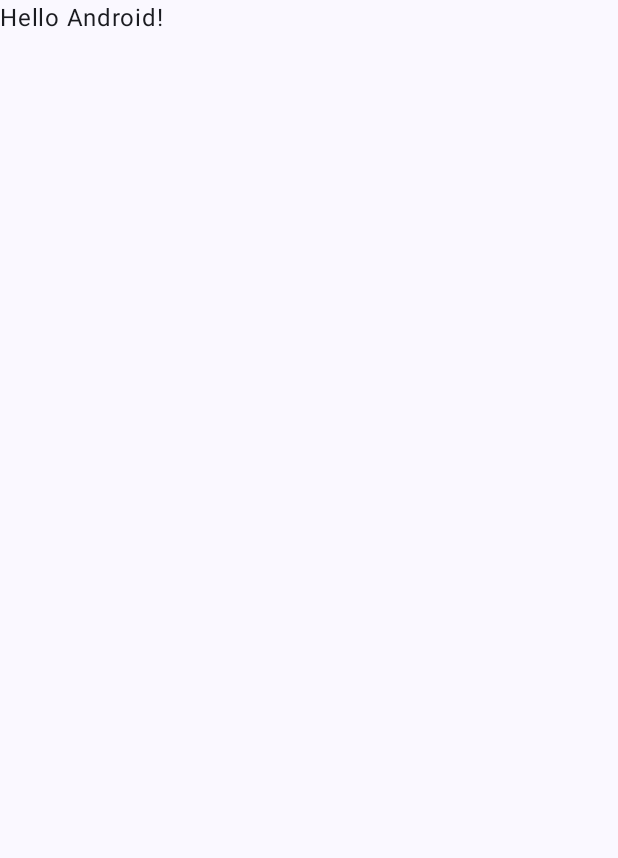
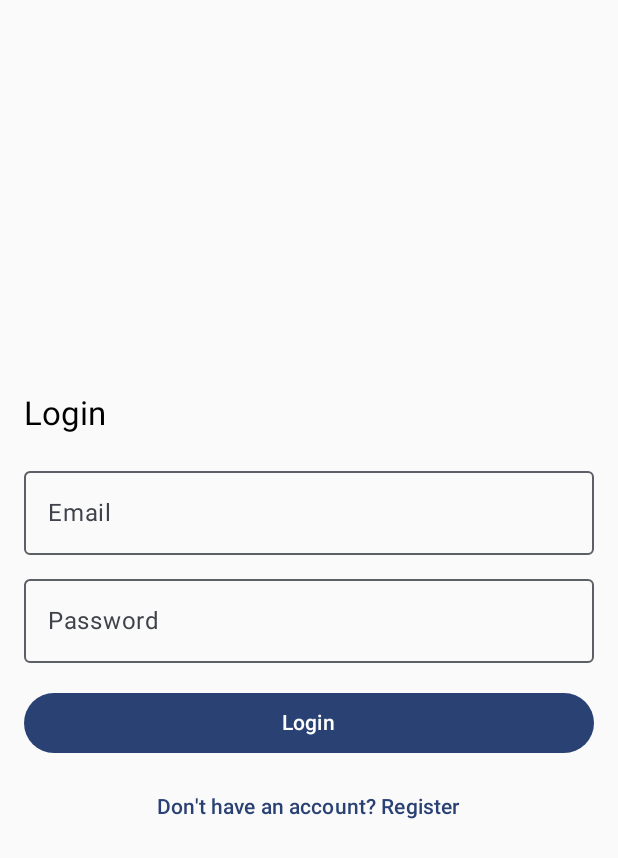
Before and after one commit to marouane013/MobileDevelopment, an Android app built with Jetpack Compose: the screen it shows after launch (MainActivity), on a phone screen of 412 x 824 dp. Before the commit the part shown is almost empty. Shown: the top 858 px of the screen. Run offline under Robolectric (Android 15) with nearby library versions, the phone set to English and light mode, and no system bars; our stand-ins replace Firebase (no records; nobody signed in at launch, a user with empty details on screens opened directly).

Commit message:
Starter Login and register

```diff
--- a/app/build.gradle.kts
+++ b/app/build.gradle.kts
@@ -1,6 +1,7 @@
 plugins {
     id("com.android.application")
     id("org.jetbrains.kotlin.android")
+    id("com.google.gms.google-services")
 }
 
 android {
--- a/app/src/main/AndroidManifest.xml
+++ b/app/src/main/AndroidManifest.xml
@@ -1,7 +1,6 @@
 <?xml version="1.0" encoding="utf-8"?>
 <manifest xmlns:android="http://schemas.android.com/apk/res/android"
     xmlns:tools="http://schemas.android.com/tools">
-
     <application
         android:allowBackup="true"
         android:dataExtractionRules="@xml/data_extraction_rules"
--- a/app/src/main/java/com/example/verhuur_app/MainActivity.kt
+++ b/app/src/main/java/com/example/verhuur_app/MainActivity.kt
@@ -1,30 +1,139 @@
 package com.example.verhuur_app
 
+import android.content.Context
 import android.os.Bundle
+import android.widget.Toast
 import androidx.activity.ComponentActivity
 import androidx.activity.compose.setContent
+import androidx.compose.foundation.layout.Arrangement
+import androidx.compose.foundation.layout.Column
+import androidx.compose.foundation.layout.Spacer
 import androidx.compose.foundation.layout.fillMaxSize
+import androidx.compose.foundation.layout.fillMaxWidth
+import androidx.compose.foundation.layout.height
+import androidx.compose.foundation.layout.padding
+import androidx.compose.material3.Button
+import androidx.compose.material3.ExperimentalMaterial3Api
 import androidx.compose.material3.MaterialTheme
+import androidx.compose.material3.OutlinedTextField
 import androidx.compose.material3.Surface
 import androidx.compose.material3.Text
+import androidx.compose.material3.TextButton
 import androidx.compose.runtime.Composable
+import androidx.compose.runtime.getValue
+import androidx.compose.runtime.mutableStateOf
+import androidx.compose.runtime.remember
+import androidx.compose.runtime.setValue
+import androidx.compose.ui.Alignment
 import androidx.compose.ui.Modifier
 import androidx.compose.ui.tooling.preview.Preview
+import androidx.compose.ui.unit.dp
 import com.example.verhuur_app.ui.theme.VerhuurappTheme
+import com.google.firebase.auth.FirebaseAuth
 
 class MainActivity : ComponentActivity() {
+    private lateinit var auth: FirebaseAuth
     override fun onCreate(savedInstanceState: Bundle?) {
         super.onCreate(savedInstanceState)
+
+        auth = FirebaseAuth.getInstance()
+
         setContent {
             VerhuurappTheme {
                 // A surface container using the 'background' color from the theme
-                Surface(modifier = Modifier.fillMaxSize(), color = MaterialTheme.colorScheme.background) {
-                    Greeting("Android")
-                }
+                AuthenticationUI(auth = auth, context = this)
             }
         }
     }
 }
+private fun registerUser(auth: FirebaseAuth, email: String, password: String, context: Context) {
+    auth.createUserWithEmailAndPassword(email, password)
+        .addOnCompleteListener { task ->
+            if (task.isSuccessful) {
+                Toast.makeText(context, "Registration successful", Toast.LENGTH_SHORT).show()
+            } else {
+                Toast.makeText(context, "Registration failed: ${task.exception?.message}", Toast.LENGTH_SHORT).show()
+            }
+        }
+}
+
+// Functie om gebruiker in te loggen
+private fun loginUser(auth: FirebaseAuth, email: String, password: String, context: Context) {
+    auth.signInWithEmailAndPassword(email, password)
+        .addOnCompleteListener { task ->
+            if (task.isSuccessful) {
+                Toast.makeText(context, "Login successful", Toast.LENGTH_SHORT).show()
+            } else {
+                Toast.makeText(context, "Login failed: ${task.exception?.message}", Toast.LENGTH_SHORT).show()
+            }
+        }
+}
+
+
+@OptIn(ExperimentalMaterial3Api::class)
+@Composable
+fun AuthenticationUI(auth: FirebaseAuth, context: Context) {
+    var email by remember { mutableStateOf("") }
+    var password by remember { mutableStateOf("") }
+    var isLoginMode by remember { mutableStateOf(true) }
+
+    Column(
+        modifier = Modifier
+            .fillMaxSize()
+            .padding(16.dp),
+        verticalArrangement = Arrangement.Center
+    ) {
+        Text(
+            text = if (isLoginMode) "Login" else "Register",
+            style = MaterialTheme.typography.titleLarge  // Gebruik een stabiele TextStyle
+        )
+
+        Spacer(modifier = Modifier.height(16.dp))
+
+        OutlinedTextField(
+            value = email,
+            onValueChange = { email = it },
+            label = { Text("Email") },
+            modifier = Modifier.fillMaxWidth()
+        )
+
+        Spacer(modifier = Modifier.height(8.dp))
+
+        OutlinedTextField(
+            value = password,
+            onValueChange = { password = it },
+            label = { Text("Password") },
+            modifier = Modifier.fillMaxWidth()
+        )
+
+        Spacer(modifier = Modifier.height(16.dp))
+
+        Button(
+            onClick = {
+                if (isLoginMode) {
+                    loginUser(auth, email, password, context)  // Context meegeven
+                } else {
+                    registerUser(auth, email, password, context)  // Context meegeven
+                }
+            },
+            modifier = Modifier.fillMaxWidth()
+        ) {
+            Text(text = if (isLoginMode) "Login" else "Register")
+        }
+
+        Spacer(modifier = Modifier.height(8.dp))
+
+        TextButton(
+            onClick = { isLoginMode = !isLoginMode },
+            modifier = Modifier.align(Alignment.CenterHorizontally)
+        ) {
+            Text(
+                text = if (isLoginMode) "Don't have an account? Register" else "Already have an account? Login"
+            )
+        }
+    }
+}
+
 
 @Composable
 fun Greeting(name: String, modifier: Modifier = Modifier) {
--- a/build.gradle.kts
+++ b/build.gradle.kts
@@ -2,4 +2,5 @@
 plugins {
     id("com.android.application") version "8.1.1" apply false
     id("org.jetbrains.kotlin.android") version "1.8.10" apply false
+    id("com.google.gms.google-services") version "4.4.2" apply false
 }
--- a/gradle.properties
+++ b/gradle.properties
@@ -15,6 +15,8 @@ org.gradle.jvmargs=-Xmx2048m -Dfile.encoding=UTF-8
 # Android operating system, and which are packaged with your app's APK
 # https://developer.android.com/topic/libraries/support-library/androidx-rn
 android.useAndroidX=true
+android.enableJetifier=true
+
 # Kotlin code style for this project: "official" or "obsolete":
 kotlin.code.style=official
 # Enables namespacing of each library's R class so that its R class includes only the
```
Also changed, not shown: 1 other file.
